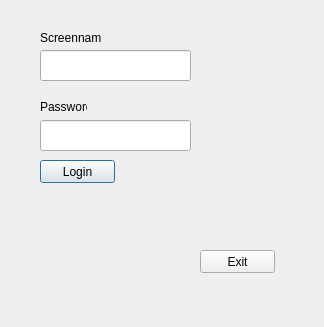
This is InvGUI/login.ui in scottoberman/CSUFDevs as Qt 5 draws it before an edit. The edited form follows.
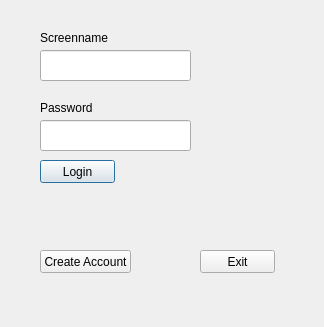
This is the edited form.

Commit message:
Create user added to login, item makes fixed
Lowest privilege user can now be made from loging screen.
Only unique makes displayed in item makes combobox.

The edit to the form file:
```diff
--- a/InvGUI/login.ui
+++ b/InvGUI/login.ui
@@ -34,8 +34,8 @@
     <rect>
      <x>40</x>
      <y>100</y>
-     <width>47</width>
-     <height>13</height>
+     <width>61</width>
+     <height>16</height>
     </rect>
    </property>
    <property name="text">
@@ -47,7 +47,7 @@
     <rect>
      <x>40</x>
      <y>30</y>
-     <width>61</width>
+     <width>81</width>
      <height>16</height>
     </rect>
    </property>
@@ -91,6 +91,19 @@
     <string>Exit</string>
    </property>
   </widget>
+  <widget class="QPushButton" name="CreateAccountButton">
+   <property name="geometry">
+    <rect>
+     <x>40</x>
+     <y>250</y>
+     <width>91</width>
+     <height>23</height>
+    </rect>
+   </property>
+   <property name="text">
+    <string>Create Account</string>
+   </property>
+  </widget>
  </widget>
  <tabstops>
   <tabstop>Sn</tabstop>
```
The commit also changes 12 other files.
